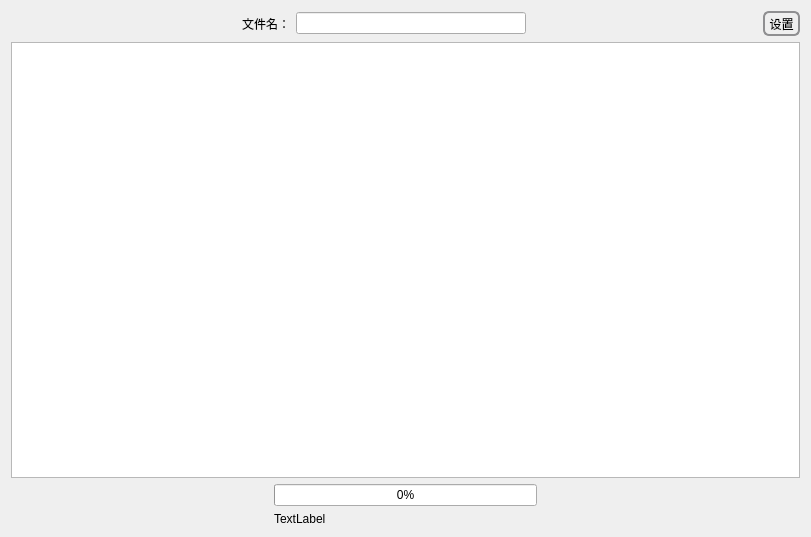
The window that FileManagement/DownloadWindow.ui (hhyvs111/FileManagement) describes before a commit, drawn with Qt 5.
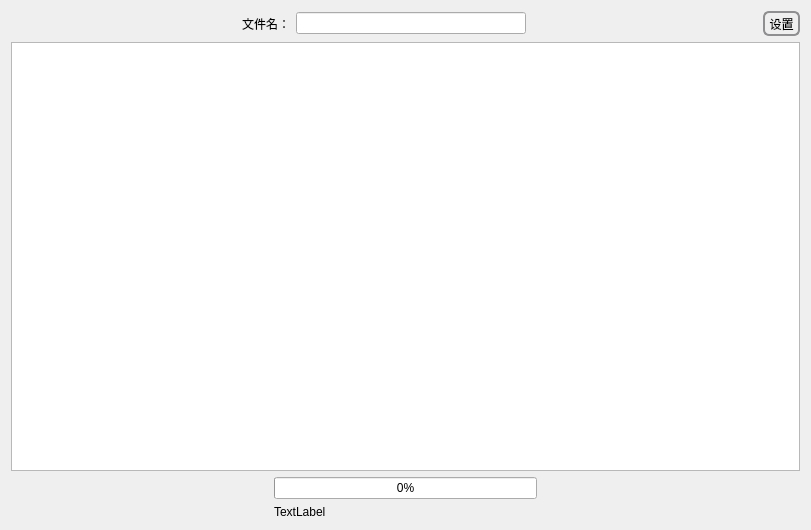
The same window after the commit.

```diff
--- a/FileManagement/DownloadWindow.ui
+++ b/FileManagement/DownloadWindow.ui
@@ -7,7 +7,7 @@
     <x>0</x>
     <y>0</y>
     <width>811</width>
-    <height>537</height>
+    <height>530</height>
    </rect>
   </property>
   <property name="windowTitle">
```
